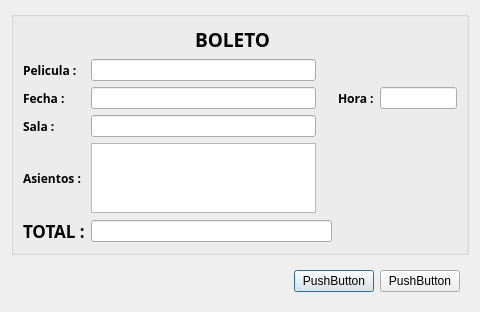
Above: boleto.ui from DaniMena04/P60-Cine_Interfaz- before the change. Below: the same form after it.
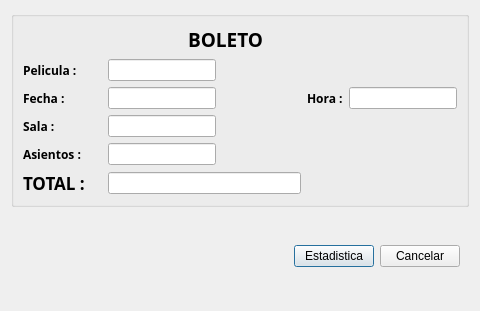
That is the form after the change.

Commit message: Avance en boleto

Diff of the .ui file:
```diff
--- a/boleto.ui
+++ b/boleto.ui
@@ -149,13 +149,6 @@
         </property>
        </widget>
       </item>
-      <item row="2" column="1">
-       <widget class="QLineEdit" name="outFecha">
-        <property name="readOnly">
-         <bool>true</bool>
-        </property>
-       </widget>
-      </item>
       <item row="2" column="0">
        <widget class="QLabel" name="label_10">
         <property name="font">
@@ -191,11 +184,10 @@
        </widget>
       </item>
       <item row="4" column="1">
-       <widget class="QTableWidget" name="outAsientos">
-        <property name="editTriggers">
-         <set>QAbstractItemView::AnyKeyPressed|QAbstractItemView::DoubleClicked</set>
-        </property>
-       </widget>
+       <widget class="QLineEdit" name="outAsientos"/>
+      </item>
+      <item row="2" column="1">
+       <widget class="QLineEdit" name="outFecha"/>
       </item>
      </layout>
     </widget>
@@ -219,14 +211,14 @@
       <item>
        <widget class="QPushButton" name="Aceptar">
         <property name="text">
-         <string>PushButton</string>
+         <string>Estadistica</string>
         </property>
        </widget>
       </item>
       <item>
        <widget class="QPushButton" name="Cancelar">
         <property name="text">
-         <string>PushButton</string>
+         <string>Cancelar</string>
         </property>
        </widget>
       </item>
```
Left out of the diff: 4 changed lines with no effect on the pictures. The commit also changes 9 other files.
